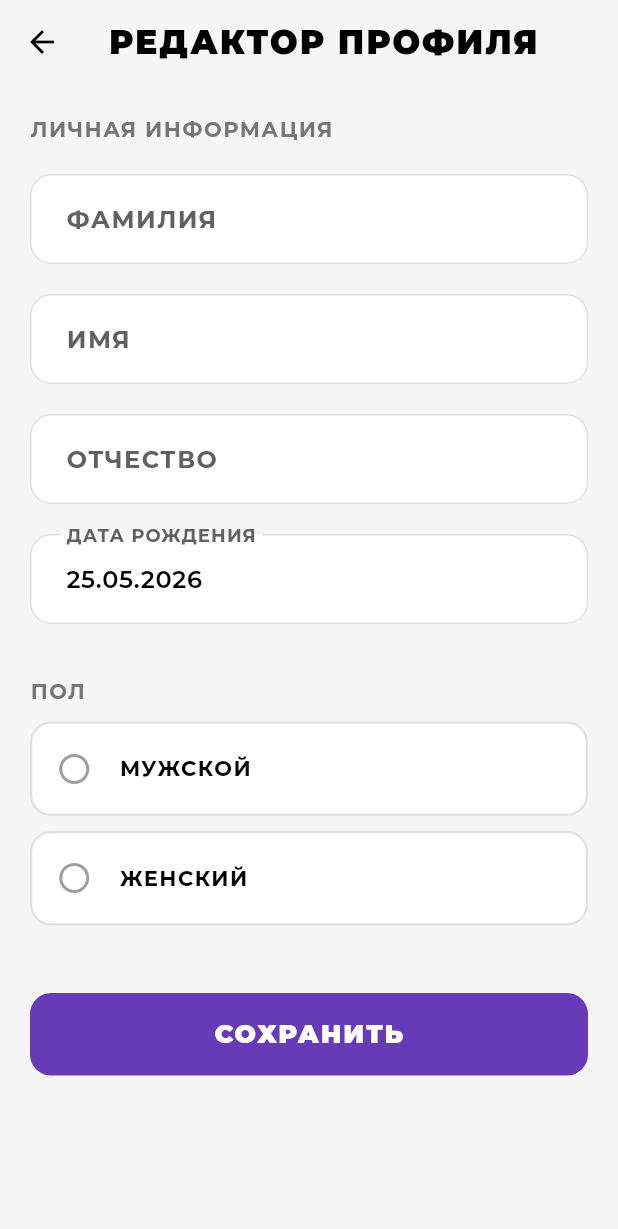
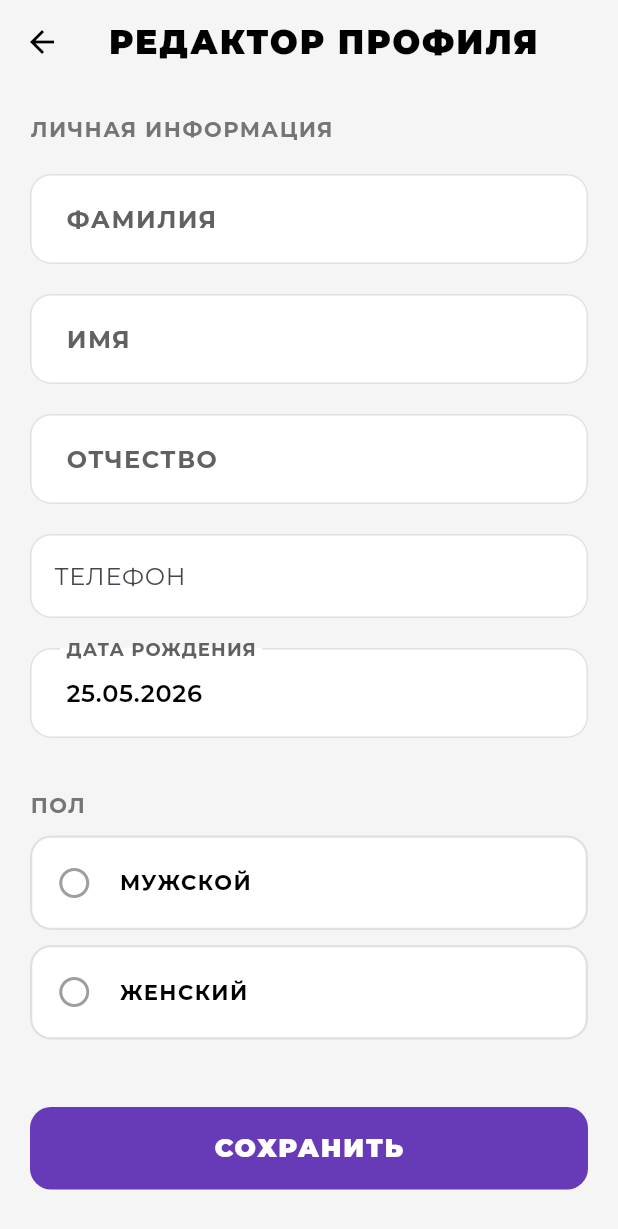
Before and after one commit to elfisfree/ohana_store, a Flutter app: the ProfilePage screen opened by its route, after a tap on the "edit" icon, on a phone screen of 412 x 824 dp. Shown: the top 1229 px of the screen. Run offline on Flutter 3.47's test engine with Material 3 defaults, Android fonts, the phone set to English and light mode, and no system bars; our stand-ins replace fl_chart, flutter_animate, flutter_rating_bar, go_router, google_fonts, image_picker and 2 more; accounts and stored records are empty.

Commit message:
Пользователю была добавлена возможность ввести мобильный телефон для связи.

```diff
--- a/lib/features/profile/edit_profile_page.dart
+++ b/lib/features/profile/edit_profile_page.dart
@@ -8,6 +8,7 @@ import 'package:ohana_store/core/utils/app_notifications.dart';
 import 'package:ohana_store/features/profile/profile_provider.dart';
 import 'package:ohana_store/main.dart';
 import 'package:provider/provider.dart';
+import 'package:mask_text_input_formatter/mask_text_input_formatter.dart';
 
 class EditProfilePage extends StatefulWidget {
   final Map<String, dynamic> initialData;
@@ -22,12 +23,18 @@ class _EditProfilePageState extends State<EditProfilePage> {
 
   late final TextEditingController _firstNameController;
   late final TextEditingController _lastNameController;
+  late final TextEditingController _phoneController;
   late final TextEditingController _patronymicController;
   late final TextEditingController _dobController;
 
   String? _selectedGender;
   DateTime? _selectedDob;
   bool _isLoading = false;
+
+  final _phoneFormatter = MaskTextInputFormatter(
+    mask: '+7 (###) ###-##-##',
+    filter: {"#": RegExp(r'[0-9]')},
+  );
 
   @override
   void initState() {
@@ -48,7 +55,10 @@ class _EditProfilePageState extends State<EditProfilePage> {
           ? DateFormat('dd.MM.yyyy').format(_selectedDob!)
           : '',
     );
-
+    _phoneController = TextEditingController(
+      text: widget.initialData['phone'] ?? '',
+    );
+    super.initState();
     _selectedGender = data['gender'];
   }
 
@@ -122,6 +132,11 @@ class _EditProfilePageState extends State<EditProfilePage> {
   Future<void> _saveProfile() async {
     if (!_isDataValid()) return;
 
+    if (_phoneController.text.isNotEmpty && !_phoneFormatter.isFill()) {
+      AppNotifications.showError(context, 'Введите корректный номер телефона');
+      return;
+    }
+
     setState(() => _isLoading = true);
 
     try {
@@ -131,6 +146,7 @@ class _EditProfilePageState extends State<EditProfilePage> {
         'patronymic': _patronymicController.text.trim(),
         'gender': _selectedGender,
         'date_of_birth': _selectedDob?.toIso8601String(),
+        'phone': _phoneController.text.trim(),
       };
 
       final userId = supabase.auth.currentUser!.id;
@@ -181,6 +197,33 @@ class _EditProfilePageState extends State<EditProfilePage> {
                   _customField(
                     controller: _patronymicController,
                     label: 'Отчество',
+                  ),
+                  const SizedBox(height: 20),
+                  TextFormField(
+                    controller: _phoneController,
+                    style: const TextStyle(
+                      color: Colors.black,
+                      fontWeight: FontWeight.w600,
+                    ),
+                    keyboardType: TextInputType.phone,
+                    inputFormatters: [_phoneFormatter], // Применяем маску
+                    decoration: InputDecoration(
+                      labelText: 'ТЕЛЕФОН',
+                      hintText: '+7 (___) ___-__-__',
+                      filled: true,
+                      fillColor: Colors.white,
+                      enabledBorder: OutlineInputBorder(
+                        borderRadius: BorderRadius.circular(14),
+                        borderSide: BorderSide(color: Colors.grey.shade300),
+                      ),
+                      focusedBorder: OutlineInputBorder(
+                        borderRadius: BorderRadius.circular(14),
+                        borderSide: BorderSide(
+                          color: Theme.of(context).primaryColor,
+                          width: 1.5,
+                        ),
+                      ),
+                    ),
                   ),
                   const SizedBox(height: 20),
                   GestureDetector(
--- a/lib/features/profile/profile_page.dart
+++ b/lib/features/profile/profile_page.dart
@@ -172,6 +172,8 @@ class ProfilePage extends StatelessWidget {
                           const Divider(),
                           _infoRow('Пол', gender),
                           const Divider(),
+                          _infoRow('Телефон', profile?['phone'] ?? 'Не указан'),
+                          const Divider(),
                           _infoRow('Email', provider.userEmail ?? ''),
                         ],
                       ),
--- a/pubspec.yaml
+++ b/pubspec.yaml
@@ -33,6 +33,7 @@ dependencies:
   go_router: ^15.1.3      # Для удобной и мощной навигации
   intl: ^0.20.2          # Для форматирования дат и валют
   image_picker: ^1.1.2
+  mask_text_input_formatter: ^2.5.0
 
   cupertino_icons: ^1.0.8
   dotted_border: ^3.0.1
```
Also changed, not shown: pubspec.lock.
